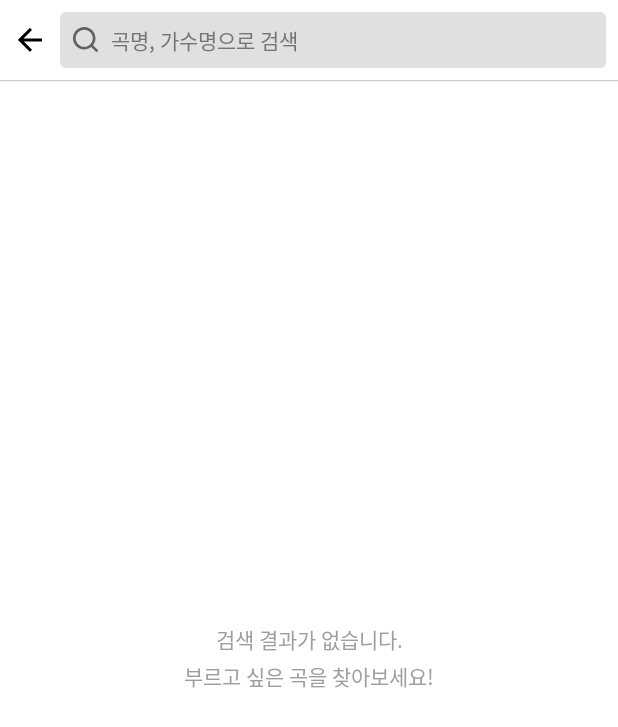
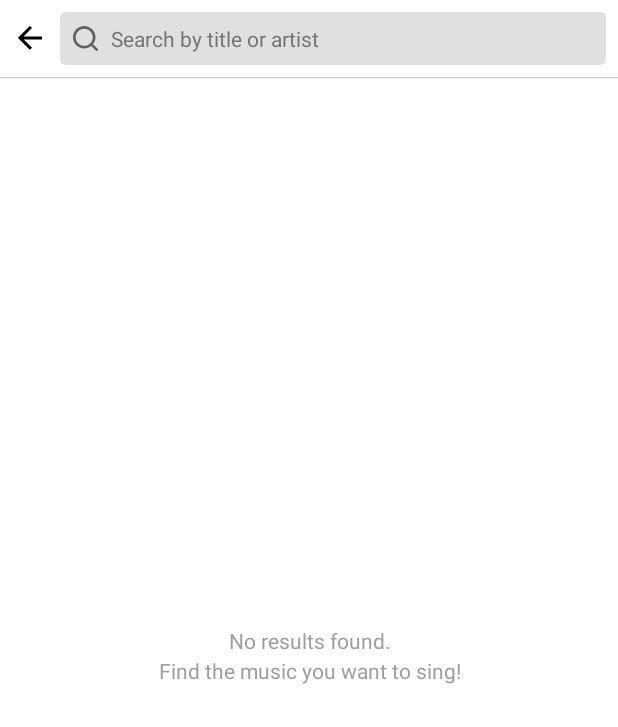
Before and after one commit to mu29/Turntable, an Android app: the SearchFragment screen opened directly, with no data from a screen before it, on a phone screen of 412 x 824 dp. Shown: the top 727 px of the screen. Run offline under Robolectric (Android 15) with nearby library versions, the phone set to English and light mode, and no system bars; our stand-ins replace AdMob, Dagger/Hilt's generated code, RxJava, data binding; libraries missing offline, so code that uses them is left out: com.jakewharton.rxbinding2; 2 statements that could not run were skipped.

Commit message:
영어, 일본어 번역을 추가하고 기본 언어를 영어로 변경한다

```diff
--- a/app/src/main/res/values/strings.xml
+++ b/app/src/main/res/values/strings.xml
@@ -1,7 +1,7 @@
 <resources>
     <string name="app_name">turntable</string>
-    <string name="recent">최신곡</string>
-    <string name="loading">불러오는 중입니다..</string>
-    <string name="search_hint">곡명, 가수명으로 검색</string>
-    <string name="search_empty">검색 결과가 없습니다.\n부르고 싶은 곡을 찾아보세요!</string>
+    <string name="recent">New Releases</string>
+    <string name="loading">Now Loading..</string>
+    <string name="search_hint">Search by title or artist</string>
+    <string name="search_empty">No results found.\nFind the music you want to sing!</string>
 </resources>
```
Also changed, not shown: 2 other files.
